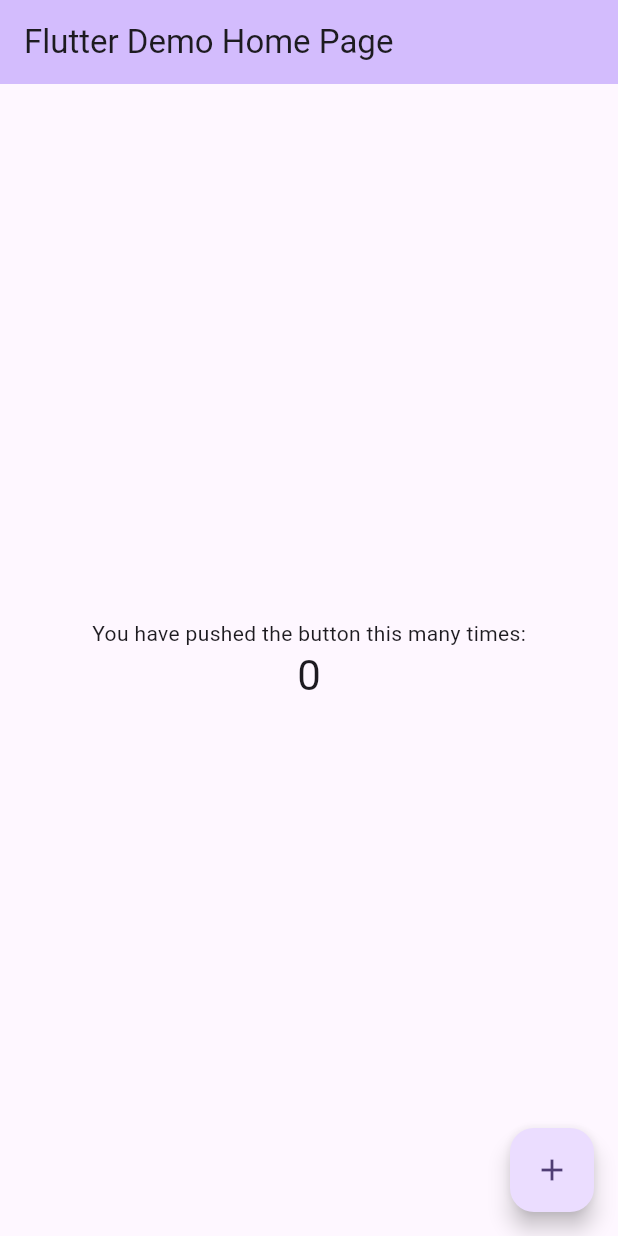
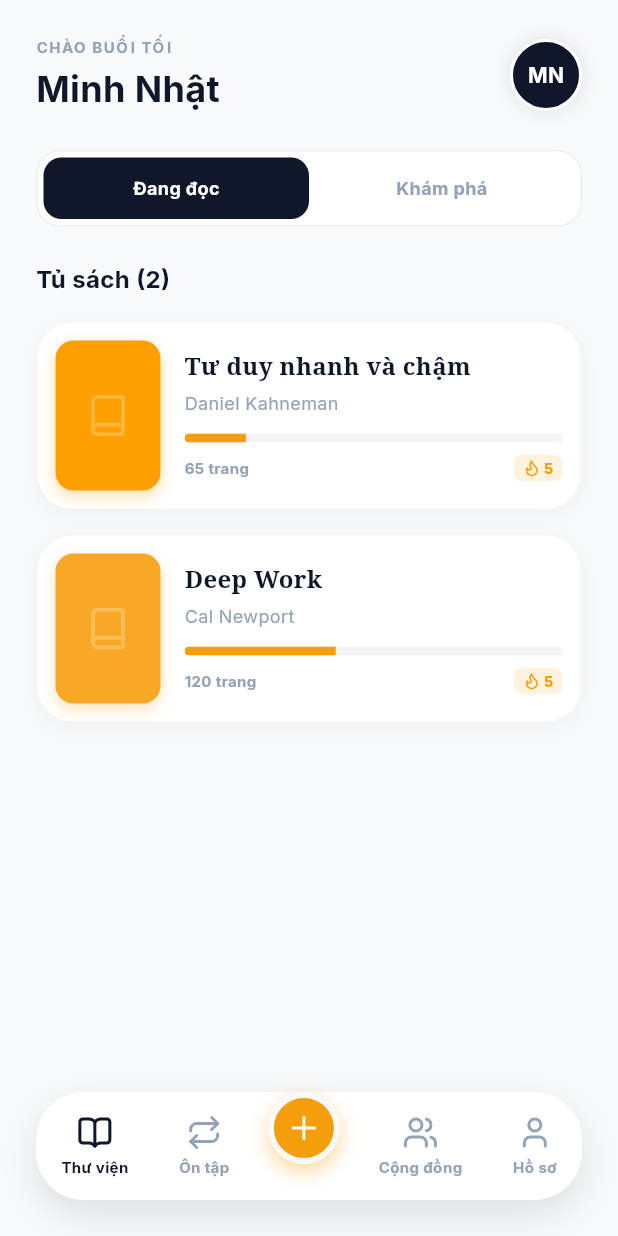
Before and after one commit to Dung151204/Du_An_Tram_Doc, a Flutter app: the screen it shows after launch, on a phone screen of 412 x 824 dp. Run offline on Flutter 3.47's test engine with Material 3 defaults, Android fonts, the phone set to English and light mode, and no system bars; our stand-ins replace google_fonts, lucide_icons.

Commit message:
Tao cau truc du an, them assets va code UI man hinh Home

```diff
--- /dev/null
+++ b/lib/core/constants/app_colors.dart
@@ -0,0 +1,19 @@
+import 'package:flutter/material.dart';
+
+class AppColors {
+  // Màu nền chính (Xám rất nhạt)
+  static const Color background = Color(0xFFF8F9FA);
+
+  // Màu chữ
+  static const Color textDark = Color(0xFF0F172A); // Đen xanh (Slate 900)
+  static const Color textGrey = Color(0xFF94A3B8); // Xám nhạt (Slate 400)
+
+  // Màu chủ đạo
+  static const Color primary = Color(0xFF0F172A);
+
+  // Màu điểm nhấn (Nút cộng, Thanh tiến độ)
+  static const Color amber = Color(0xFFF59E0B);
+
+  // Màu trắng
+  static const Color white = Colors.white;
+}
--- a/lib/main.dart
+++ b/lib/main.dart
@@ -1,4 +1,6 @@
 import 'package:flutter/material.dart';
+import 'package:google_fonts/google_fonts.dart';
+import 'main_wrapper.dart';
 
 void main() {
   runApp(const MyApp());
@@ -7,116 +9,17 @@ void main() {
 class MyApp extends StatelessWidget {
   const MyApp({super.key});
 
-  // This widget is the root of your application.
   @override
   Widget build(BuildContext context) {
     return MaterialApp(
-      title: 'Flutter Demo',
+      title: 'Trạm Đọc',
+      debugShowCheckedModeBanner: false, // Tắt chữ DEBUG
       theme: ThemeData(
-        // This is the theme of your application.
-        //
-        // TRY THIS: Try running your application with "flutter run". You'll see
-        // the application has a purple toolbar. Then, without quitting the app,
-        // try changing the seedColor in the colorScheme below to Colors.green
-        // and then invoke "hot reload" (save your changes or press the "hot
-        // reload" button in a Flutter-supported IDE, or press "r" if you used
-        // the command line to start the app).
-        //
-        // Notice that the counter didn't reset back to zero; the application
-        // state is not lost during the reload. To reset the state, use hot
-        // restart instead.
-        //
-        // This works for code too, not just values: Most code changes can be
-        // tested with just a hot reload.
-        colorScheme: .fromSeed(seedColor: Colors.deepPurple),
+        // Cài đặt font chữ Google Inter cho toàn bộ App
+        textTheme: GoogleFonts.interTextTheme(),
+        useMaterial3: true,
       ),
-      home: const MyHomePage(title: 'Flutter Demo Home Page'),
+      home: const MainWrapper(), // Chạy vào khung sườn chính
     );
   }
 }
-
-class MyHomePage extends StatefulWidget {
-  const MyHomePage({super.key, required this.title});
-
-  // This widget is the home page of your application. It is stateful, meaning
-  // that it has a State object (defined below) that contains fields that affect
-  // how it looks.
-
-  // This class is the configuration for the state. It holds the values (in this
-  // case the title) provided by the parent (in this case the App widget) and
-  // used by the build method of the State. Fields in a Widget subclass are
-  // always marked "final".
-
-  final String title;
-
-  @override
-  State<MyHomePage> createState() => _MyHomePageState();
-}
-
-class _MyHomePageState extends State<MyHomePage> {
-  int _counter = 0;
-
-  void _incrementCounter() {
-    setState(() {
-      // This call to setState tells the Flutter framework that something has
-      // changed in this State, which causes it to rerun the build method below
-      // so that the display can reflect the updated values. If we changed
-      // _counter without calling setState(), then the build method would not be
-      // called again, and so nothing would appear to happen.
-      _counter++;
-    });
-  }
-
-  @override
-  Widget build(BuildContext context) {
-    // This method is rerun every time setState is called, for instance as done
-    // by the _incrementCounter method above.
-    //
-    // The Flutter framework has been optimized to make rerunning build methods
-    // fast, so that you can just rebuild anything that needs updating rather
-    // than having to individually change instances of widgets.
-    return Scaffold(
-      appBar: AppBar(
-        // TRY THIS: Try changing the color here to a specific color (to
-        // Colors.amber, perhaps?) and trigger a hot reload to see the AppBar
-        // change color while the other colors stay the same.
-        backgroundColor: Theme.of(context).colorScheme.inversePrimary,
-        // Here we take the value from the MyHomePage object that was created by
-        // the App.build method, and use it to set our appbar title.
-        title: Text(widget.title),
-      ),
-      body: Center(
-        // Center is a layout widget. It takes a single child and positions it
-        // in the middle of the parent.
-        child: Column(
-          // Column is also a layout widget. It takes a list of children and
-          // arranges them vertically. By default, it sizes itself to fit its
-          // children horizontally, and tries to be as tall as its parent.
-          //
-          // Column has various properties to control how it sizes itself and
-          // how it positions its children. Here we use mainAxisAlignment to
-          // center the children vertically; the main axis here is the vertical
-          // axis because Columns are vertical (the cross axis would be
-          // horizontal).
-          //
-          // TRY THIS: Invoke "debug painting" (choose the "Toggle Debug Paint"
-          // action in the IDE, or press "p" in the console), to see the
-          // wireframe for each widget.
-          mainAxisAlignment: .center,
-          children: [
-            const Text('You have pushed the button this many times:'),
-            Text(
-              '$_counter',
-              style: Theme.of(context).textTheme.headlineMedium,
-            ),
-          ],
-        ),
-      ),
-      floatingActionButton: FloatingActionButton(
-        onPressed: _incrementCounter,
-        tooltip: 'Increment',
-        child: const Icon(Icons.add),
-      ),
-    );
-  }
-}
--- /dev/null
+++ b/lib/main_wrapper.dart
@@ -0,0 +1,123 @@
+import 'package:flutter/material.dart';
+import 'package:lucide_icons/lucide_icons.dart';
+import 'core/constants/app_colors.dart';
+import 'screens/home/home_screen.dart';
+
+class MainWrapper extends StatefulWidget {
+  const MainWrapper({super.key});
+
+  @override
+  State<MainWrapper> createState() => _MainWrapperState();
+}
+
+class _MainWrapperState extends State<MainWrapper> {
+  int _selectedIndex = 0;
+
+  // Danh sách các màn hình (Placeholder)
+  final List<Widget> _screens = [
+    const HomeScreen(),
+    const Scaffold(body: Center(child: Text("Màn hình Ôn tập"))),
+    const Scaffold(body: Center(child: Text("Màn hình Cộng đồng"))),
+    const Scaffold(body: Center(child: Text("Màn hình Hồ sơ"))),
+  ];
+
+  @override
+  Widget build(BuildContext context) {
+    return Scaffold(
+      // Sử dụng Stack để thanh menu nổi lên trên nội dung
+      body: Stack(
+        children: [
+          // 1. Nội dung màn hình (Nằm dưới)
+          _screens[_selectedIndex],
+
+          // 2. Thanh Menu nổi (Floating Bottom Bar)
+          Positioned(
+            bottom: 24, // Cách đáy 24px
+            left: 24,
+            right: 24,
+            child: Container(
+              height: 72,
+              decoration: BoxDecoration(
+                color: Colors.white,
+                borderRadius: BorderRadius.circular(32),
+                boxShadow: [
+                  BoxShadow(
+                    color: Colors.black.withOpacity(0.1),
+                    blurRadius: 20,
+                    offset: const Offset(0, 10),
+                  ),
+                ],
+              ),
+              child: Row(
+                mainAxisAlignment: MainAxisAlignment.spaceAround,
+                children: [
+                  _buildNavItem(LucideIcons.bookOpen, "Thư viện", 0),
+                  _buildNavItem(LucideIcons.repeat, "Ôn tập", 1),
+
+                  // Nút (+) Lồi lên ở giữa
+                  GestureDetector(
+                    onTap: () {
+                      print("Bấm nút Thêm");
+                    },
+                    child: Container(
+                      width: 56,
+                      height: 56,
+                      margin: const EdgeInsets.only(bottom: 24), // Đẩy lên cao
+                      decoration: BoxDecoration(
+                        color: AppColors.amber,
+                        shape: BoxShape.circle,
+                        border: Border.all(color: AppColors.background, width: 4),
+                        boxShadow: [
+                          BoxShadow(
+                            color: AppColors.amber.withOpacity(0.4),
+                            blurRadius: 10,
+                            offset: const Offset(0, 5),
+                          ),
+                        ],
+                      ),
+                      child: const Icon(LucideIcons.plus, color: Colors.white),
+                    ),
+                  ),
+
+                  _buildNavItem(LucideIcons.users, "Cộng đồng", 2),
+                  _buildNavItem(LucideIcons.user, "Hồ sơ", 3),
+                ],
+              ),
+            ),
+          ),
+        ],
+      ),
+    );
+  }
+
+  // Widget con để tạo từng icon trong menu
+  Widget _buildNavItem(IconData icon, String label, int index) {
+    final bool isSelected = _selectedIndex == index;
+    return GestureDetector(
+      onTap: () => setState(() => _selectedIndex = index),
+      child: Container(
+        color: Colors.transparent, // Để dễ bấm
+        padding: const EdgeInsets.symmetric(horizontal: 12),
+        child: Column(
+          mainAxisAlignment: MainAxisAlignment.center,
+          children: [
+            Icon(
+              icon,
+              color: isSelected ? AppColors.primary : AppColors.textGrey,
+              size: 24,
+            ),
+            const SizedBox(height: 4),
+            Text(
+              label,
+              style: TextStyle(
+                fontSize: 10,
+                fontWeight: FontWeight.bold,
+                color: isSelected ? AppColors.primary : AppColors.textGrey,
+              ),
+            ),
+          ],
+        ),
+      ),
+    );
+  }
+}
--- /dev/null
+++ b/lib/screens/home/home_screen.dart
@@ -0,0 +1,333 @@
+import 'package:flutter/material.dart';
+import 'package:lucide_icons/lucide_icons.dart';
+import '../../core/constants/app_colors.dart';
+
+class HomeScreen extends StatefulWidget {
+  const HomeScreen({super.key});
+
+  @override
+  State<HomeScreen> createState() => _HomeScreenState();
+}
+
+class _HomeScreenState extends State<HomeScreen> {
+  // Biến để theo dõi Tab đang chọn (Mặc định là 'reading')
+  String _currentTab = 'reading';
+
+  // Dữ liệu giả lập (Sau này sẽ lấy từ Firebase)
+  final List<Map<String, dynamic>> _books = [
+    {
+      "title": "Tư duy nhanh và chậm",
+      "author": "Daniel Kahneman",
+      "progress": 65,
+      "total": 400,
+      "color": Colors.amber.shade700, // Màu bìa giả lập
+    },
+    {
+      "title": "Deep Work",
+      "author": "Cal Newport",
+      "progress": 120,
+      "total": 300,
+      "color": Colors.yellow.shade800,
+    },
+  ];
+
+  @override
+  Widget build(BuildContext context) {
+    return Scaffold(
+      backgroundColor: AppColors.background,
+      body: SafeArea(
+        child: Column(
+          children: [
+            // 1. PHẦN ĐẦU TRANG (Header)
+            _buildHeader(),
+
+            // 2. NỘI DUNG CHÍNH (Cuộn được)
+            Expanded(
+              child: SingleChildScrollView(
+                padding: const EdgeInsets.symmetric(horizontal: 24, vertical: 12),
+                child: Column(
+                  crossAxisAlignment: CrossAxisAlignment.start,
+                  children: [
+                    // Tab Chuyển đổi (Đang đọc / Khám phá)
+                    _buildTabSwitcher(),
+                    const SizedBox(height: 24),
+
+                    // Nội dung thay đổi theo Tab
+                    if (_currentTab == 'reading') ...[
+                      // Tiêu đề section
+                      Row(
+                        mainAxisAlignment: MainAxisAlignment.spaceBetween,
+                        children: [
+                          Text(
+                            "Tủ sách (${_books.length})",
+                            style: const TextStyle(
+                              fontSize: 16,
+                              fontWeight: FontWeight.bold,
+                              color: AppColors.textDark,
+                            ),
+                          ),
+                        ],
+                      ),
+                      const SizedBox(height: 16),
+
+                      // Danh sách sách (Map từ dữ liệu ra Widget)
+                      ..._books.map((book) => _buildBookCard(book)),
+
+                      // Khoảng trống dưới cùng để không bị nút (+) che mất
+                      const SizedBox(height: 80),
+                    ] else ...[
+                      // Giao diện Tab Khám phá (Làm sau)
+                      const Center(
+                        child: Padding(
+                          padding: EdgeInsets.only(top: 50),
+                          child: Text("Tính năng Khám phá đang phát triển..."),
+                        ),
+                      ),
+                    ]
+                  ],
+                ),
+              ),
+            ),
+          ],
+        ),
+      ),
+    );
+  }
+
+  // --- CÁC WIDGET CON (Tách ra cho gọn code) ---
+
+  Widget _buildHeader() {
+    return Padding(
+      padding: const EdgeInsets.fromLTRB(24, 24, 24, 12),
+      child: Row(
+        mainAxisAlignment: MainAxisAlignment.spaceBetween,
+        children: [
+          Column(
+            crossAxisAlignment: CrossAxisAlignment.start,
+            children: const [
+              Text(
+                "CHÀO BUỔI TỐI",
+                style: TextStyle(
+                  fontSize: 10,
+                  fontWeight: FontWeight.bold,
+                  color: AppColors.textGrey,
+                  letterSpacing: 1,
+                ),
+              ),
+              SizedBox(height: 4),
+              Text(
+                "Minh Nhật",
+                style: TextStyle(
+                  fontSize: 24,
+                  fontWeight: FontWeight.bold,
+                  color: AppColors.textDark,
+                ),
+              ),
+            ],
+          ),
+          // Avatar
+          Container(
+            width: 48,
+            height: 48,
+            decoration: BoxDecoration(
+              color: AppColors.primary,
+              shape: BoxShape.circle,
+              border: Border.all(color: Colors.white, width: 2),
+              boxShadow: [
+                BoxShadow(
+                  color: Colors.black.withOpacity(0.1),
+                  blurRadius: 10,
+                ),
+              ],
+            ),
+            child: const Center(
+              child: Text(
+                "MN",
+                style: TextStyle(
+                  color: Colors.white,
+                  fontWeight: FontWeight.bold,
+                ),
+              ),
+            ),
+          )
+        ],
+      ),
+    );
+  }
+
+  Widget _buildTabSwitcher() {
+    return Container(
+      padding: const EdgeInsets.all(4),
+      decoration: BoxDecoration(
+        color: Colors.white,
+        borderRadius: BorderRadius.circular(16),
+        border: Border.all(color: Colors.grey.shade200),
+      ),
+      child: Row(
+        children: [
+          // Nút Đang đọc
+          Expanded(
+            child: GestureDetector(
+              onTap: () => setState(() => _currentTab = 'reading'),
+              child: Container(
+                padding: const EdgeInsets.symmetric(vertical: 12),
+                decoration: BoxDecoration(
+                  color: _currentTab == 'reading' ? AppColors.primary : Colors.transparent,
+                  borderRadius: BorderRadius.circular(12),
+                ),
+                child: Center(
+                  child: Text(
+                    "Đang đọc",
+                    style: TextStyle(
+                      fontSize: 12,
+                      fontWeight: FontWeight.bold,
+                      color: _currentTab == 'reading' ? Colors.white : AppColors.textGrey,
+                    ),
+                  ),
+                ),
+              ),
+            ),
+          ),
+          // Nút Khám phá
+          Expanded(
+            child: GestureDetector(
+              onTap: () => setState(() => _currentTab = 'discovery'),
+              child: Container(
+                padding: const EdgeInsets.symmetric(vertical: 12),
+                decoration: BoxDecoration(
+                  color: _currentTab == 'discovery' ? AppColors.amber : Colors.transparent,
+                  borderRadius: BorderRadius.circular(12),
+                ),
+                child: Center(
+                  child: Text(
+                    "Khám phá",
+                    style: TextStyle(
+                      fontSize: 12,
+                      fontWeight: FontWeight.bold,
+                      color: _currentTab == 'discovery' ? Colors.white : AppColors.textGrey,
+                    ),
+                  ),
+                ),
+              ),
+            ),
+          ),
+        ],
+      ),
+    );
+  }
+
+  Widget _buildBookCard(Map<String, dynamic> book) {
+    double progressPercent = book['progress'] / book['total'];
+
+    return Container(
+      margin: const EdgeInsets.only(bottom: 16),
+      padding: const EdgeInsets.all(12),
+      decoration: BoxDecoration(
+        color: Colors.white,
+        borderRadius: BorderRadius.circular(24),
+        border: Border.all(color: Colors.grey.shade100),
+        boxShadow: [
+          BoxShadow(
+            color: Colors.black.withOpacity(0.03),
+            blurRadius: 10,
+            offset: const Offset(0, 4),
+          ),
+        ],
+      ),
+      child: Row(
+        children: [
+          // Ảnh bìa (Giả lập bằng màu)
+          Container(
+            width: 70,
+            height: 100,
+            decoration: BoxDecoration(
+              color: book['color'],
+              borderRadius: BorderRadius.circular(12),
+              boxShadow: [
+                BoxShadow(
+                  color: (book['color'] as Color).withOpacity(0.3),
+                  blurRadius: 8,
+                  offset: const Offset(0, 4),
+                ),
+              ],
+            ),
+            child: const Center(
+              child: Icon(LucideIcons.book, color: Colors.white24, size: 30),
+            ),
+          ),
+          const SizedBox(width: 16),
+          // Thông tin sách
+          Expanded(
+            child: Column(
+              crossAxisAlignment: CrossAxisAlignment.start,
+              children: [
+                Text(
+                  book['title'],
+                  style: const TextStyle(
+                    fontSize: 16,
+                    fontWeight: FontWeight.bold,
+                    fontFamily: 'Serif', // Font có chân cho tên sách
+                    color: AppColors.textDark,
+                  ),
+                ),
+                const SizedBox(height: 4),
+                Text(
+                  book['author'],
+                  style: const TextStyle(
+                    fontSize: 12,
+                    color: AppColors.textGrey,
+                  ),
+                ),
+                const SizedBox(height: 12),
+
+                // Thanh tiến độ
+                ClipRRect(
+                  borderRadius: BorderRadius.circular(4),
+                  child: LinearProgressIndicator(
+                    value: progressPercent,
+                    backgroundColor: Colors.grey.shade100,
+                    color: AppColors.amber,
+                    minHeight: 6,
+                  ),
+                ),
+                const SizedBox(height: 8),
+
+                // Số trang & Streak
+                Row(
+                  mainAxisAlignment: MainAxisAlignment.spaceBetween,
+                  children: [
+                    Text(
+                      "${book['progress']} trang",
+                      style: const TextStyle(
+                          fontSize: 10,
+                          fontWeight: FontWeight.bold,
+                          color: AppColors.textGrey
+                      ),
+                    ),
+                    Container(
+                      padding: const EdgeInsets.symmetric(horizontal: 6, vertical: 2),
+                      decoration: BoxDecoration(
+                        color: Colors.orange.shade50,
+                        borderRadius: BorderRadius.circular(6),
+                      ),
+                      child: Row(
+                        children: [
+                          Icon(LucideIcons.flame, size: 12, color: Colors.orange),
+                          const SizedBox(width: 2),
+                          const Text(
+                            "5",
+                            style: TextStyle(fontSize: 10, fontWeight: FontWeight.bold, color: Colors.orange),
+                          ),
+                        ],
+                      ),
+                    )
+                  ],
+                )
+              ],
+            ),
+          )
+        ],
+      ),
+    );
+  }
+}
```
Also changed, not shown: pubspec.yaml (+42 -71 lines), pubspec.lock, 3 other files.
